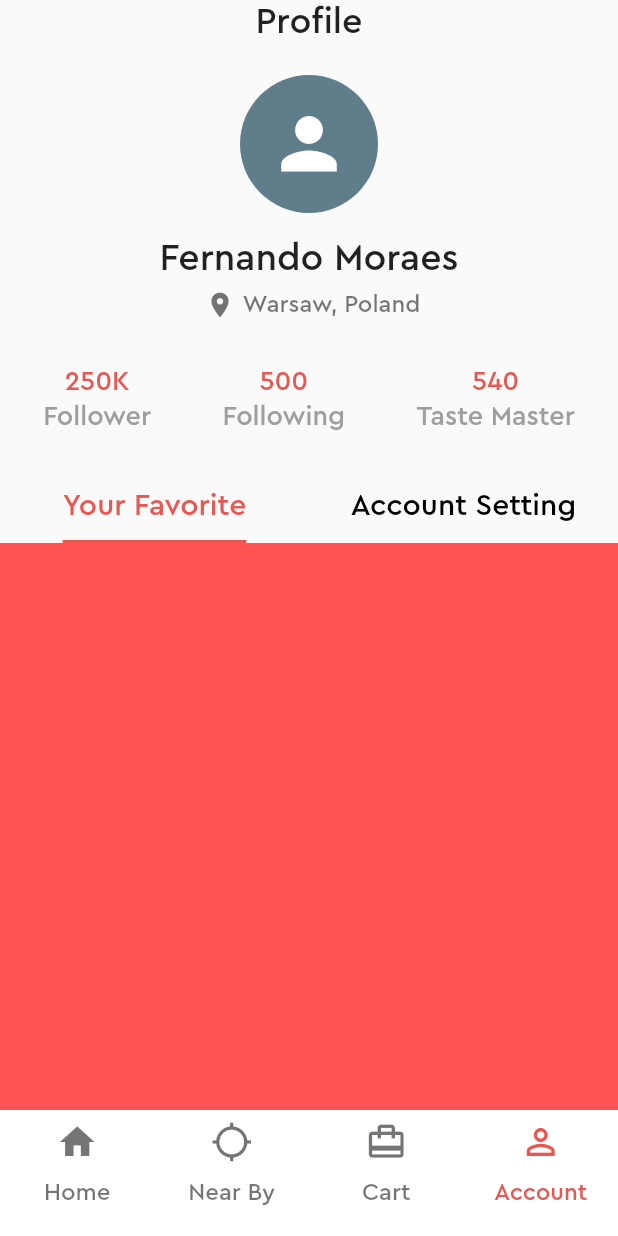
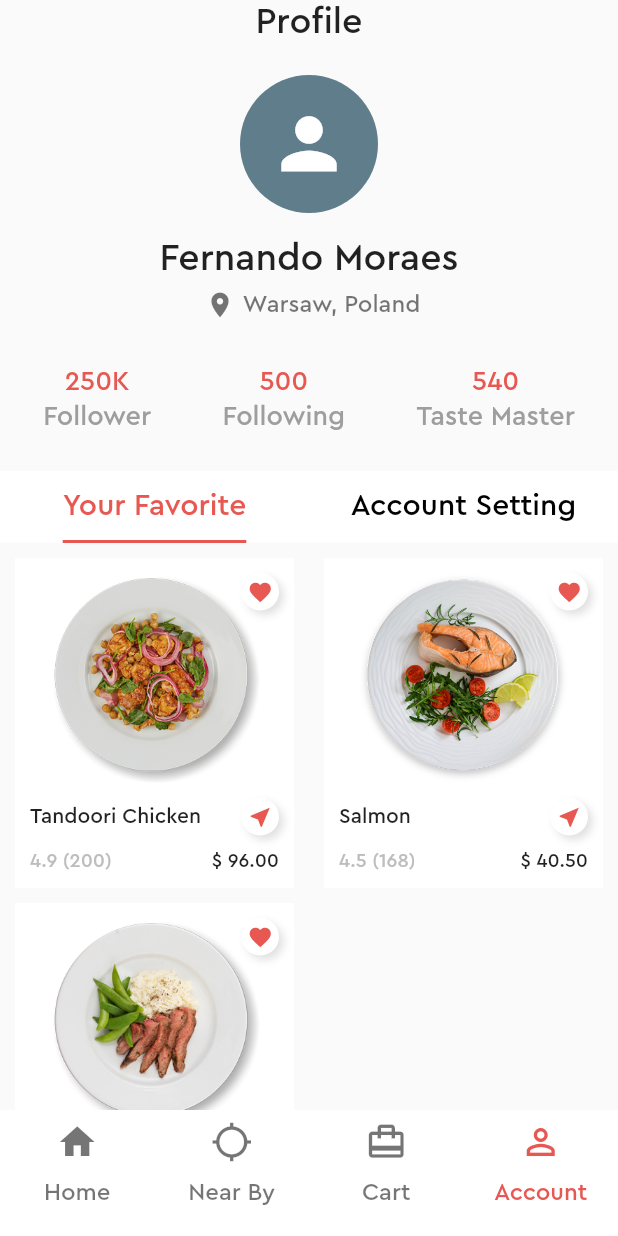
Before and after one commit to feMoraes0/food-bit-app, a Flutter app: the screen it shows after launch, item 4 of the bottom bar chosen, on a phone screen of 412 x 824 dp. Run offline on Flutter 3.47's test engine with Material 2 defaults, Android fonts, the phone set to English and light mode, and no system bars.

```diff
--- a/lib/app/tabs/account/account.dart
+++ b/lib/app/tabs/account/account.dart
@@ -1,4 +1,5 @@
 import 'package:flutter/material.dart';
+import 'package:food_bit_app/app/components/food_card.dart';
 
 class Account extends StatefulWidget {
   @override
@@ -7,17 +8,45 @@ class Account extends StatefulWidget {
 
 class _AccountState extends State<Account> with TickerProviderStateMixin {
   TabController _tabController;
+  final List<Map<String, String>> favoriteFoods = [
+    {
+      'name': 'Tandoori Chicken',
+      'price': '96.00',
+      'rate': '4.9',
+      'clients': '200',
+      'image': 'images/plate-001.png'
+    },
+    {
+      'name': 'Salmon',
+      'price': '40.50',
+      'rate': '4.5',
+      'clients': '168',
+      'image': 'images/plate-002.png'
+    },
+    {
+      'name': 'Rice and meat',
+      'price': '130.00',
+      'rate': '4.8',
+      'clients': '150',
+      'image': 'images/plate-003.png'
+    }
+  ];
 
   @override
   void initState() {
-    this._tabController =
-        TabController(length: 2, initialIndex: 0, vsync: this);
+    this._tabController = TabController(
+      length: 2,
+      initialIndex: 0,
+      vsync: this,
+    );
     super.initState();
   }
 
   @override
   Widget build(BuildContext context) {
     ThemeData theme = Theme.of(context);
+    Size size = MediaQuery.of(context).size;
+
     return SafeArea(
       child: Column(
         mainAxisAlignment: MainAxisAlignment.start,
@@ -65,7 +94,10 @@ class _AccountState extends State<Account> with TickerProviderStateMixin {
                 ),
                 Text(
                   'Warsaw, Poland',
-                  style: TextStyle(fontSize: 16.0, color: Colors.black54,),
+                  style: TextStyle(
+                    fontSize: 16.0,
+                    color: Colors.black54,
+                  ),
                 ),
               ],
             ),
@@ -135,7 +167,9 @@ class _AccountState extends State<Account> with TickerProviderStateMixin {
               ],
             ),
           ),
-          TabBar(
+          Container(
+            color: Colors.white,
+            child: TabBar(
               controller: this._tabController,
               indicatorColor: theme.primaryColor,
               indicatorSize: TabBarIndicatorSize.label,
@@ -147,15 +181,33 @@ class _AccountState extends State<Account> with TickerProviderStateMixin {
                 Tab(text: 'Account Setting'),
               ],
             ),
+          ),
           Expanded(
               child: TabBarView(
             controller: this._tabController,
             children: <Widget>[
               Container(
-                color: Colors.redAccent,
+                child: GridView.count(
+                  crossAxisCount: 2,
+                  childAspectRatio: ((size.width / 2) / 230),
+                  children: this.favoriteFoods.map((product) {
+                    return Container(
+                      margin: const EdgeInsets.only(top: 10.0),
+                      child: FoodCard(
+                          width: size.width,
+                          primaryColor: theme.primaryColor,
+                          productName: product['name'],
+                          productPrice: product['price'],
+                          productUrl: product['image'],
+                          productClients: product['clients'],
+                          productRate: product['rate'],
+                        ),
+                    );
+                  }).toList(),
+                ),
               ),
               Container(
-                color: Colors.blue,
+                color: Colors.red,
               ),
             ],
           ))
```
Lines whose indentation alone changed are shown as unchanged.
